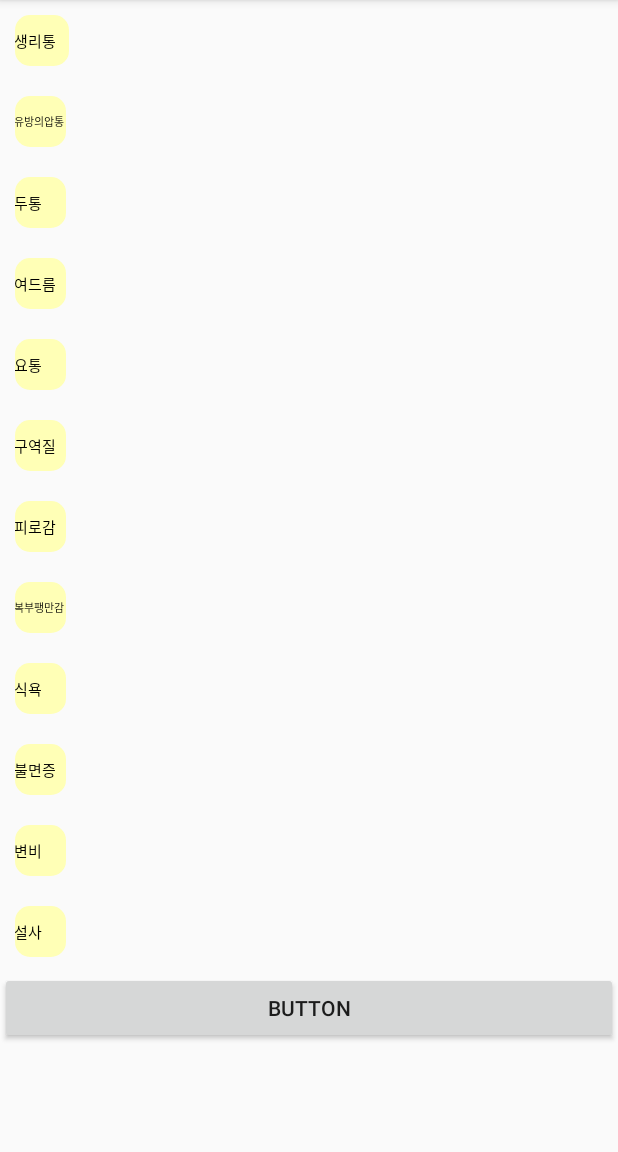
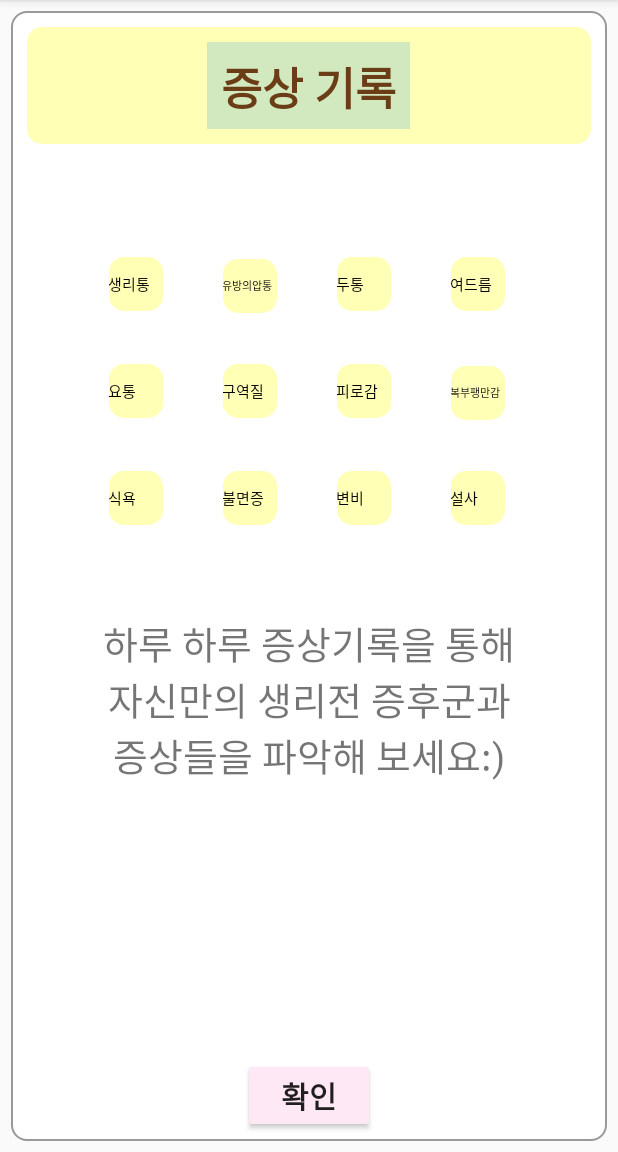
Before and after one commit to aelim0409/magicmadic, an Android app: the SymptomInfo screen opened directly, with no data from a screen before it, on a phone screen of 412 x 824 dp, the part 84-1236 px from its top. Run offline under Robolectric (Android 15) with nearby library versions, the phone set to English and light mode, and no system bars.

Commit message:
activity_mucus_info, activity_symptom_info xml 수정

```diff
--- a/app/src/main/res/layout/activity_symptom_info.xml
+++ b/app/src/main/res/layout/activity_symptom_info.xml
@@ -1,21 +1,64 @@
 <?xml version="1.0" encoding="utf-8"?>
-<android.support.constraint.ConstraintLayout xmlns:android="http://schemas.android.com/apk/res/android"
+<RelativeLayout xmlns:android="http://schemas.android.com/apk/res/android"
     xmlns:app="http://schemas.android.com/apk/res-auto"
     xmlns:tools="http://schemas.android.com/tools"
+    android:id="@+id/containerOuter"
     android:layout_width="match_parent"
     android:layout_height="match_parent"
+    android:layout_marginHorizontal="7dp"
+    android:layout_marginVertical="7dp"
+    android:background="@drawable/shape_round_transparent"
+    android:orientation="vertical"
+    android:paddingHorizontal="5dp"
+    android:paddingVertical="5dp"
+    android:rotation="0"
+    android:rotationX="0"
     tools:context=".SymptomInfo">
 
     <LinearLayout
+        android:id="@+id/comp1"
         android:layout_width="match_parent"
-        android:layout_height="match_parent"
-        android:orientation="vertical">
+        android:layout_height="wrap_content"
+        android:layout_alignParentTop="true"
+        android:layout_marginHorizontal="5dp"
+        android:layout_marginVertical="5dp"
+        android:background="@drawable/shape_round_yellow"
+        android:gravity="center"
+        android:layout_marginBottom="10dp"
+        android:paddingVertical="10dp">
 
+        <LinearLayout
+            android:layout_width="wrap_content"
+            android:layout_height="match_parent"
+            android:layout_marginHorizontal="10dp">
+            <TextView
+                android:id="@+id/today_text"
+                android:layout_width="wrap_content"
+                android:layout_height="wrap_content"
+                android:layout_gravity="center"
+                android:background="#d2e8be"
+                android:fontFamily="@font/dx"
+                android:paddingHorizontal="9dp"
+                android:paddingTop="7dp"
+                android:paddingBottom="5dp"
+                android:text="증상 기록"
+                android:textColor="@color/brown"
+                android:textSize="30dp"
+                android:textStyle="bold" />
+        </LinearLayout>
+    </LinearLayout>
+
+    <LinearLayout
+        android:id="@+id/lay1"
+        android:layout_width="match_parent"
+        android:layout_height="wrap_content"
+        android:layout_below="@+id/comp1"
+        android:layout_marginTop="60dp">
         <CheckBox
             android:id="@+id/symptom1"
             android:layout_width="36dp"
-            android:layout_height="34dp"
-            android:layout_marginLeft="10dp"
+            android:layout_height="36dp"
+            android:layout_marginLeft="60dp"
             android:layout_marginTop="10dp"
             android:layout_marginRight="10dp"
             android:layout_marginBottom="10dp"
@@ -26,22 +69,23 @@
 
         <CheckBox
             android:id="@+id/symptom2"
-            android:layout_width="34dp"
-            android:layout_height="34dp"
-            android:layout_marginLeft="10dp"
+            android:layout_width="36dp"
+            android:layout_height="36dp"
+            android:layout_marginLeft="30dp"
             android:layout_marginTop="10dp"
             android:layout_marginRight="10dp"
             android:layout_marginBottom="10dp"
             android:adjustViewBounds="true"
             android:background="@drawable/my_selector"
             android:text="유방의압통"
-            android:textSize="7dp" />
+            android:textSize="7dp"
+            />
 
         <CheckBox
             android:id="@+id/symptom3"
-            android:layout_width="34dp"
-            android:layout_height="34dp"
-            android:layout_marginLeft="10dp"
+            android:layout_width="36dp"
+            android:layout_height="36dp"
+            android:layout_marginLeft="30dp"
             android:layout_marginTop="10dp"
             android:layout_marginRight="10dp"
             android:layout_marginBottom="10dp"
@@ -52,9 +96,9 @@
 
         <CheckBox
             android:id="@+id/symptom4"
-            android:layout_width="34dp"
-            android:layout_height="34dp"
-            android:layout_marginLeft="10dp"
+            android:layout_width="36dp"
+            android:layout_height="36dp"
+            android:layout_marginLeft="30dp"
             android:layout_marginTop="10dp"
             android:layout_marginRight="10dp"
             android:layout_marginBottom="10dp"
@@ -62,12 +106,18 @@
             android:background="@drawable/my_selector"
             android:text="여드름"
             android:textSize="10dp" />
-
+    </LinearLayout>
+    <LinearLayout
+        android:id="@+id/lay2"
+        android:layout_width="match_parent"
+        android:layout_height="wrap_content"
+        android:layout_below="@+id/lay1"
+        android:layout_marginTop="15dp">
         <CheckBox
             android:id="@+id/symptom5"
-            android:layout_width="34dp"
-            android:layout_height="34dp"
-            android:layout_marginLeft="10dp"
+            android:layout_width="36dp"
+            android:layout_height="36dp"
+            android:layout_marginLeft="60dp"
             android:layout_marginTop="10dp"
             android:layout_marginRight="10dp"
             android:layout_marginBottom="10dp"
@@ -78,9 +128,9 @@
 
         <CheckBox
             android:id="@+id/symptom6"
-            android:layout_width="34dp"
-            android:layout_height="34dp"
-            android:layout_marginLeft="10dp"
+            android:layout_width="36dp"
+            android:layout_height="36dp"
+            android:layout_marginLeft="30dp"
             android:layout_marginTop="10dp"
             android:layout_marginRight="10dp"
             android:layout_marginBottom="10dp"
@@ -91,9 +141,9 @@
 
         <CheckBox
             android:id="@+id/symptom7"
-            android:layout_width="34dp"
-            android:layout_height="34dp"
-            android:layout_marginLeft="10dp"
+            android:layout_width="36dp"
+            android:layout_height="36dp"
+            android:layout_marginLeft="30dp"
             android:layout_marginTop="10dp"
             android:layout_marginRight="10dp"
             android:layout_marginBottom="10dp"
@@ -104,9 +154,9 @@
 
         <CheckBox
             android:id="@+id/symptom8"
-            android:layout_width="34dp"
-            android:layout_height="34dp"
-            android:layout_marginLeft="10dp"
+            android:layout_width="36dp"
+            android:layout_height="36dp"
+            android:layout_marginLeft="30dp"
             android:layout_marginTop="10dp"
             android:layout_marginRight="10dp"
             android:layout_marginBottom="10dp"
@@ -114,12 +164,18 @@
             android:background="@drawable/my_selector"
             android:text="복부팽만감"
             android:textSize="7dp" />
-
+    </LinearLayout>
+    <LinearLayout
+        android:id="@+id/lay3"
+        android:layout_width="match_parent"
+        android:layout_height="wrap_content"
+        android:layout_below="@+id/lay2"
+        android:layout_marginTop="15dp">
         <CheckBox
             android:id="@+id/symptom9"
-            android:layout_width="34dp"
-            android:layout_height="34dp"
-            android:layout_marginLeft="10dp"
+            android:layout_width="36dp"
+            android:layout_height="36dp"
+            android:layout_marginLeft="60dp"
             android:layout_marginTop="10dp"
             android:layout_marginRight="10dp"
             android:layout_marginBottom="10dp"
@@ -130,9 +186,9 @@
 
         <CheckBox
             android:id="@+id/symptom10"
-            android:layout_width="34dp"
-            android:layout_height="34dp"
-            android:layout_marginLeft="10dp"
+            android:layout_width="36dp"
+            android:layout_height="36dp"
+            android:layout_marginLeft="30dp"
             android:layout_marginTop="10dp"
             android:layout_marginRight="10dp"
             android:layout_marginBottom="10dp"
@@ -143,9 +199,9 @@
 
         <CheckBox
             android:id="@+id/symptom11"
-            android:layout_width="34dp"
-            android:layout_height="34dp"
-            android:layout_marginLeft="10dp"
+            android:layout_width="36dp"
+            android:layout_height="36dp"
+            android:layout_marginLeft="30dp"
             android:layout_marginTop="10dp"
             android:layout_marginRight="10dp"
             android:layout_marginBottom="10dp"
@@ -156,9 +212,9 @@
 
         <CheckBox
             android:id="@+id/symptom12"
-            android:layout_width="34dp"
-            android:layout_height="34dp"
-            android:layout_marginLeft="10dp"
+            android:layout_width="36dp"
+            android:layout_height="36dp"
+            android:layout_marginLeft="30dp"
             android:layout_marginTop="10dp"
             android:layout_marginRight="10dp"
             android:layout_marginBottom="10dp"
@@ -166,12 +222,36 @@
             android:background="@drawable/my_selector"
             android:text="설사"
             android:textSize="10dp" />
+    </LinearLayout>
+    <LinearLayout
+        android:layout_width="match_parent"
+        android:layout_height="wrap_content"
+        android:layout_below="@id/lay3"
+        android:layout_marginLeft="20dp"
+        android:layout_marginRight="20dp"
+        android:layout_marginTop="50dp">
+        <TextView
+            android:layout_width="wrap_content"
+            android:layout_height="wrap_content"
+            android:textSize="25dp"
+            android:gravity="center"
+            android:text="하루 하루 증상기록을 통해
+            자신만의 생리전 증후군과
+            증상들을 파악해 보세요:)"
+            ></TextView>
+    </LinearLayout>
 
-        <Button
-            android:id="@+id/symptom_btn"
-            android:layout_width="match_parent"
-            android:layout_height="wrap_content"
-            android:text="Button" />
+    <Button
+        android:id="@+id/symptom_btn"
+        android:layout_width="wrap_content"
+        android:layout_height="wrap_content"
+        android:layout_alignParentBottom="true"
+        android:layout_centerInParent="true"
+        android:layout_marginLeft="150dp"
+        android:backgroundTint="@color/colorPink"
+        android:fontFamily="@font/dx"
+        android:text="확인"
+        android:textSize="20dp"
+        android:textStyle="bold" />
 
-    </LinearLayout>
-</android.support.constraint.ConstraintLayout>
+</RelativeLayout>
```
Also changed, not shown: app/src/main/java/com/example/myapplication2/MainActivity2.java (+63 -42 lines), app/src/main/res/layout/activity_mucus_info.xml (+101 -32 lines).
